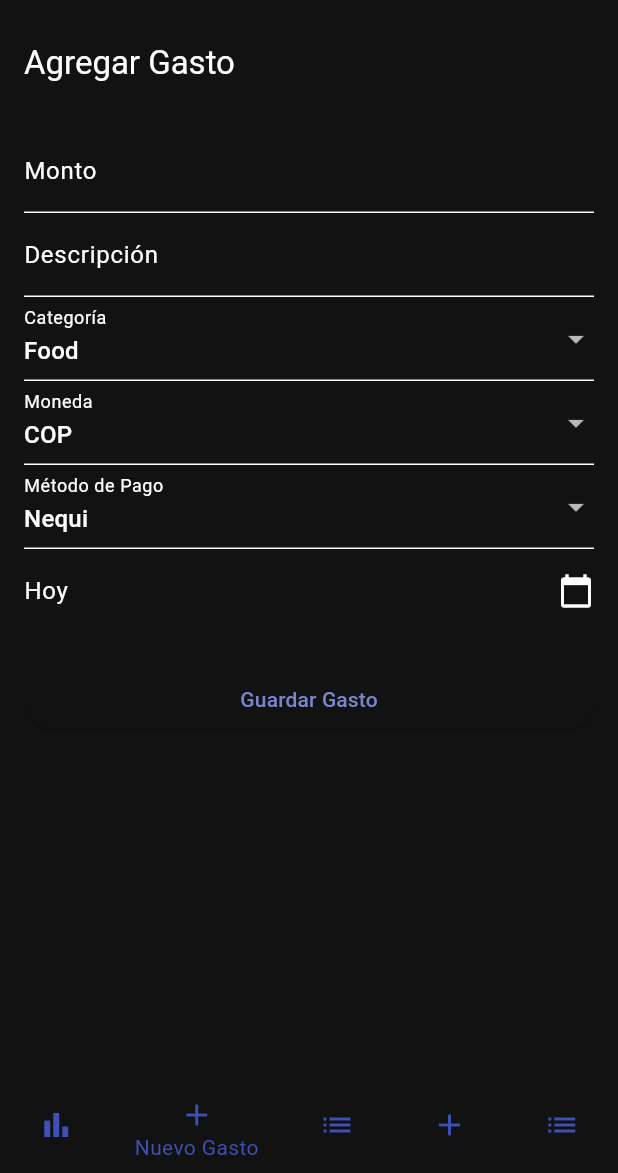
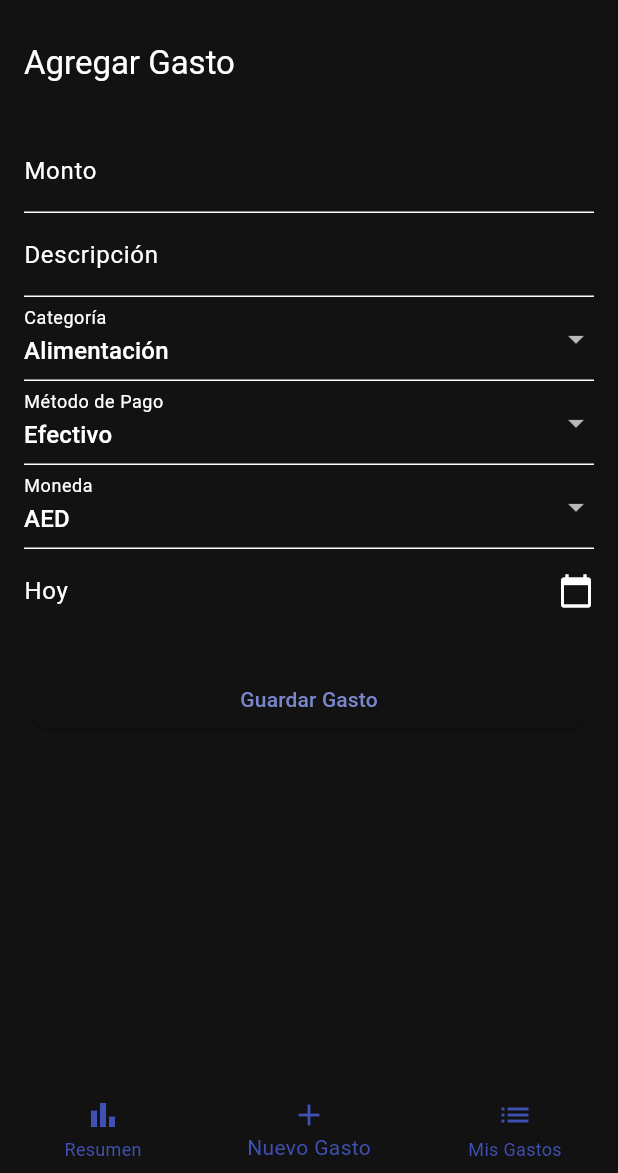
Before and after one commit to richardcrbb/bitacora_financiera, a Flutter app: the screen it shows after launch, item 2 of the bottom bar chosen, on a phone screen of 412 x 824 dp, the part 63-1236 px from its top. Run offline on Flutter 3.47's test engine with Material 3 defaults, Android fonts, the phone set to English and light mode, and no system bars; our stand-ins replace file_picker, fl_chart, permission_handler, share_plus, sqflite; accounts and stored records are empty.

Commit message:
Se paso a español las categorias y se incluyo funciones de exportar e importar la base de datos a drive

```diff
--- a/lib/db/local_database.dart
+++ b/lib/db/local_database.dart
@@ -2,6 +2,10 @@
 
 import 'package:sqflite/sqflite.dart';
 import 'package:path/path.dart';
+import 'dart:io';
+import 'package:path_provider/path_provider.dart'; // <-- Añade esto
+//import 'package:permission_handler/permission_handler.dart';
+//import 'package:share_plus/share_plus.dart';
 
 class LocalDatabase {
   static Database? _database;
@@ -24,18 +28,18 @@ class LocalDatabase {
     await db.execute('''
       CREATE TABLE expenses (
         id INTEGER PRIMARY KEY AUTOINCREMENT,
-        category TEXT CHECK(category IN (
-          'Food', 'Transport', 'Entertainment', 'Housing', 'Utilities',
-          'Healthcare', 'Education', 'Insurance', 'Shopping', 'Personal Care',
-          'Travel', 'Dining Out', 'Gifts', 'Savings', 'Investments', 'Miscellaneous'
+        categoria TEXT CHECK(categoria IN (
+         'Alimentación', 'Suplementación', 'Manutención', 'Cuidado Personal', 'Transporte', 'Viajes',
+         'Nómina', 'Entretenimiento', 'Educación',
+         'Seguros', 'Compras', 'Restaurantes', 'Regalos', 'Imprevistos'
         )),
-        description TEXT,
-        amount REAL,
-        currency TEXT CHECK(currency IN ('COP', 'USD', 'EUR')) DEFAULT 'COP',
-        payment_method TEXT CHECK(payment_method IN (
-          'Efectivo', 'Nequi', 'Tarjeta de Credito', 'Bancolombia', 'Falabella'
+        descripcion TEXT,
+        monto REAL,
+        divisa TEXT CHECK(divisa IN ('COP', 'USD', 'EUR', 'AED')) DEFAULT 'AED',
+        metodo_pago TEXT CHECK(metodo_pago IN (
+          'Efectivo', 'Tarjeta Debito'
         )),
-        date TEXT,
+        fecha TEXT,
         created_at TEXT DEFAULT CURRENT_TIMESTAMP,
         uuid TEXT UNIQUE,
         sincronizado INTEGER DEFAULT 0
@@ -131,6 +135,38 @@ static Future<Map<String, dynamic>> obtenerGastoPorUuid(String uuid) async {
   return result.isNotEmpty ? result.first : {};
 }
 
+static Future<String> exportRawDatabase() async {
+  final dbPath = await getDatabasesPath();
+  final sourceFile = File('$dbPath/bitacora_financiera.db');
+
+  // Verificar si el archivo existe
+  if (!await sourceFile.exists()) {
+    throw Exception('Archivo de base de datos no encontrado');
+  }
+
+  // Obtener directorio de descargas (funciona en Android/iOS)
+  final directory = Platform.isAndroid
+      ? Directory('/storage/emulated/0/Download') // Ruta estándar Android
+      : await getApplicationDocumentsDirectory(); // iOS usa Documents
+
+  if (!await directory.exists()) {
+    await directory.create(recursive: true);
+  }
+
+  // Crear archivo destino
+  final exportFile = File('${directory.path}/bitacora_financiera_${DateTime.now().millisecondsSinceEpoch}.db');
+
+  // Copiar el archivo
+  await sourceFile.copy(exportFile.path);
+
+  return exportFile.path;
+  }
+
+ static Future<void> reiniciarBaseDeDatos() async {
+  _database = null; // Limpiar instancia
+  await database; // Volver a cargar
+  }
+
 
 
 }
--- a/lib/main.dart
+++ b/lib/main.dart
@@ -1,5 +1,6 @@
 // main.dart
 
+import 'dart:io';
 import 'package:flutter/material.dart';
 import 'package:intl/date_symbol_data_local.dart';
 import 'screens/overview_screen.dart';
@@ -13,7 +14,9 @@ Future<void> main() async {
   // Inicializa los datos de localización para español colombiano
   await initializeDateFormatting('es', null);
 
-
+   if (!Platform.isAndroid && !Platform.isIOS) {
+    debugPrint('FilePicker not supported on this platform');
+  }
 
   runApp(MyApp());
 }
@@ -88,15 +91,6 @@ class HomeScreenState extends State<HomeScreen> {
               icon: Icon(Icons.list),
               label: 'Mis Gastos'
           ),
-          BottomNavigationBarItem(
-            icon: Icon(Icons.add),
-            label: 'Cuenta Papá',
-          ),
-          BottomNavigationBarItem(
-            icon: Icon(Icons.list),
-            label: 'Lista Gastos Papá',
-          ),
-
         ],
       ),
     );
--- a/lib/screens/add_expenses_screen.dart
+++ b/lib/screens/add_expenses_screen.dart
@@ -23,10 +23,10 @@ class _AgregarGastoScreenState extends State<AgregarGastoScreen> {
   final _formKey = GlobalKey<FormState>();
   final _montoController = TextEditingController();
   final _descripcionController = TextEditingController();
-  String _categoriaSeleccionada = 'Food';
-  String _monedaSeleccionada = 'COP';
-  String _metodoPagoSeleccionado = 'Nequi';
+  String _categoriaSeleccionada = 'Alimentación';
+  String _metodoPagoSeleccionado = 'Efectivo';
   DateTime _fechaSeleccionada = DateTime.now();
+  String _monedaSeleccionada = 'AED';
 
   final _montoFormatter = NumberTextInputFormatter(
     decimalDigits: 2,
@@ -62,11 +62,11 @@ class _AgregarGastoScreenState extends State<AgregarGastoScreen> {
     if (widget.gastoExistente != null) {
       final gasto = widget.gastoExistente!;
       _montoController.text = NumberFormat('#,##0.00').format(gasto['amount']);
-      _descripcionController.text = gasto['description'];
-      _categoriaSeleccionada = gasto['category'];
-      _monedaSeleccionada = gasto['currency'];
-      _metodoPagoSeleccionado = gasto['payment_method'];
-      _fechaSeleccionada = DateTime.parse(gasto['date']);
+      _descripcionController.text = gasto['descripcion'];
+      _categoriaSeleccionada = gasto['categoria'];
+      _monedaSeleccionada = gasto['divisa'];
+      _metodoPagoSeleccionado = gasto['metodo_pago'];
+      _fechaSeleccionada = DateTime.parse(gasto['fecha']);
     }
   }
 
@@ -85,12 +85,12 @@ class _AgregarGastoScreenState extends State<AgregarGastoScreen> {
     final descripcion = _descripcionController.text;
     final nuevoGasto = {
       'uuid': widget.gastoExistente?['uuid'] ?? uuid.v4(),
-      'amount': monto,
-      'description': descripcion,
-      'category': _categoriaSeleccionada,
-      'currency': _monedaSeleccionada,
-      'payment_method': _metodoPagoSeleccionado,
-      'date': _fechaSeleccionada.toIso8601String(),
+      'monto': monto,
+      'descripcion': descripcion,
+      'categoria': _categoriaSeleccionada,
+      'divisa': _monedaSeleccionada,
+      'metodo_pago': _metodoPagoSeleccionado,
+      'fecha': _fechaSeleccionada.toIso8601String(),
       'created_at': widget.gastoExistente?['created_at'] ?? DateTime.now().toIso8601String(),
     };
 
@@ -172,10 +172,9 @@ class _AgregarGastoScreenState extends State<AgregarGastoScreen> {
                 value: _categoriaSeleccionada,
                 decoration: const InputDecoration(labelText: 'Categoría'),
                 items: [
-                  'Food', 'Transport', 'Entertainment', 'Housing', 'Utilities',
-                  'Healthcare', 'Education', 'Insurance', 'Shopping',
-                  'Personal Care', 'Travel', 'Dining Out', 'Gifts',
-                  'Savings', 'Investments', 'Miscellaneous',
+                  'Alimentación', 'Suplementación', 'Manutención', 'Cuidado Personal', 'Transporte', 'Viajes',
+                  'Nómina', 'Entretenimiento', 'Educación',
+                  'Seguros', 'Compras', 'Restaurantes', 'Regalos', 'Imprevistos',
                 ].map((categoria) {
                   return DropdownMenuItem(value: categoria, child: Text(categoria));
                 }).toList(),
@@ -188,23 +187,9 @@ class _AgregarGastoScreenState extends State<AgregarGastoScreen> {
                 },
               ),
               DropdownButtonFormField<String>(
-                value: _monedaSeleccionada,
-                decoration: const InputDecoration(labelText: 'Moneda'),
-                items: ['COP', 'USD', 'EUR'].map((moneda) {
-                  return DropdownMenuItem(value: moneda, child: Text(moneda));
-                }).toList(),
-                onChanged: (value) {
-                  if (value != null) {
-                    setState(() {
-                      _monedaSeleccionada = value;
-                    });
-                  }
-                },
-              ),
-              DropdownButtonFormField<String>(
                 value: _metodoPagoSeleccionado,
                 decoration: const InputDecoration(labelText: 'Método de Pago'),
-                items: ['Efectivo', 'Nequi', 'Tarjeta de Credito', 'Bancolombia', 'Falabella']
+                items: ['Efectivo', 'Tarjeta Debito',]
                     .map((metodoPago) {
                   return DropdownMenuItem(value: metodoPago, child: Text(metodoPago));
                 }).toList(),
@@ -212,6 +197,20 @@ class _AgregarGastoScreenState extends State<AgregarGastoScreen> {
                   if (value != null) {
                     setState(() {
                       _metodoPagoSeleccionado = value;
+                    });
+                  }
+                },
+              ),
+              DropdownButtonFormField<String>(
+                value: _monedaSeleccionada,
+                decoration: const InputDecoration(labelText: 'Moneda'),
+                items: ['COP', 'AED', 'EUR', 'USD'].map((moneda) {
+                  return DropdownMenuItem(value: moneda, child: Text(moneda));
+                }).toList(),
+                onChanged: (value) {
+                  if (value != null) {
+                    setState(() {
+                      _monedaSeleccionada = value;
                     });
                   }
                 },
--- a/pubspec.yaml
+++ b/pubspec.yaml
@@ -44,6 +44,9 @@ dependencies:
   uuid: ^4.0.0
   flutter_multi_formatter: ^2.11.0
   mask_text_input_formatter: ^2.4.0
+  permission_handler: ^12.0.1
+  share_plus: ^11.0.0
+  file_picker: ^10.2.0
 
 
 
```
Also changed, not shown: lib/screens/expenses_list_screen.dart (+6 -6 lines), lib/screens/overview_screen.dart (+149 -96 lines), pubspec.lock, 9 other files.
